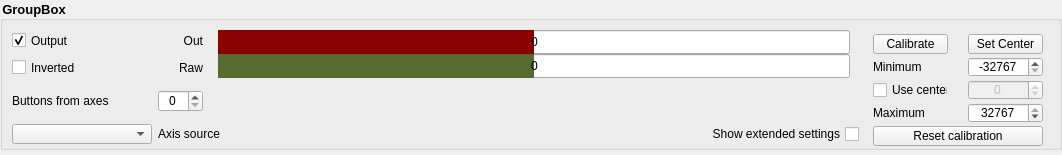
Qt form src/widgets/axes/axes.ui (anpeaco/FreeJoyXConfiguratorQt) before a commit.
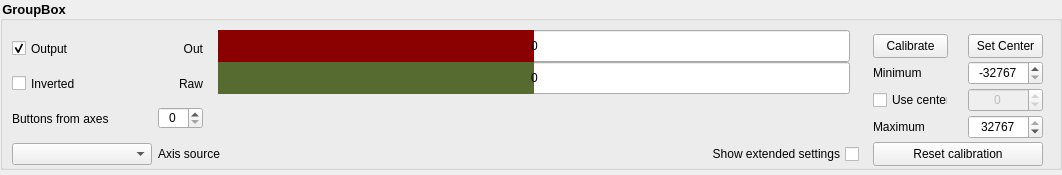
The same form after that commit. Custom widgets are drawn as their Qt base class.

Commit message: Fix axis row height: Reset calibration button was clipping

```diff
--- a/src/widgets/axes/axes.ui
+++ b/src/widgets/axes/axes.ui
@@ -40,13 +40,13 @@
      <property name="minimumSize">
       <size>
        <width>0</width>
-       <height>150</height>
+       <height>170</height>
       </size>
      </property>
      <property name="maximumSize">
       <size>
        <width>16777215</width>
-       <height>150</height>
+       <height>170</height>
       </size>
      </property>
      <property name="font">
@@ -105,7 +105,7 @@
         <property name="minimumSize">
          <size>
           <width>185</width>
-          <height>120</height>
+          <height>140</height>
          </size>
         </property>
         <property name="frameShape">
```
